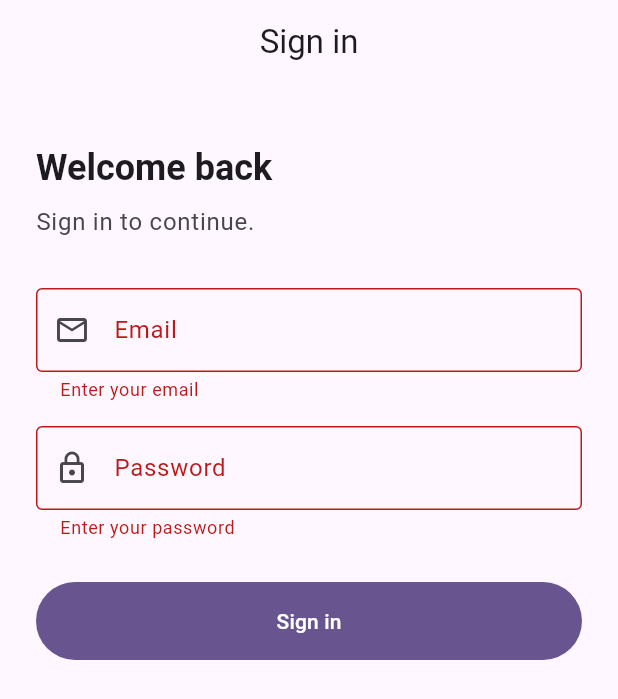
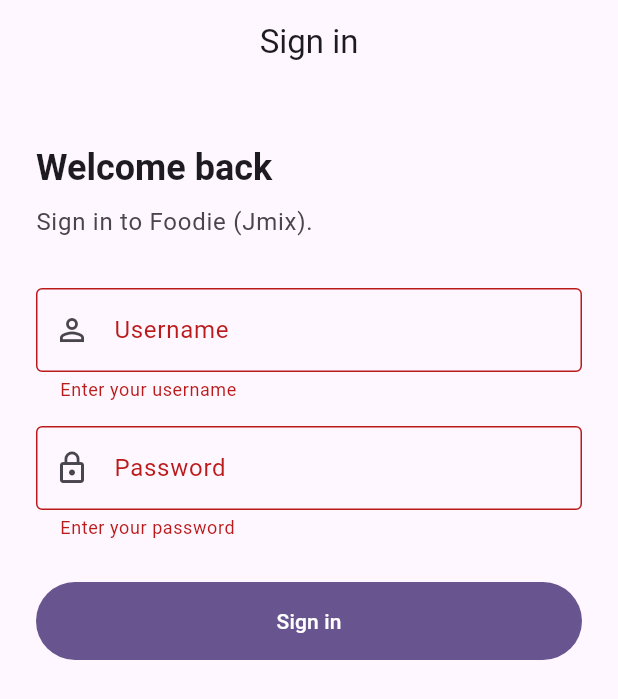
Before and after one commit to danny270793/JMIXViewer, a Flutter app: the screen it shows after launch, after a tap on "Sign in", on a phone screen of 412 x 824 dp. Shown: the top 699 px of the screen. Run offline on Flutter 3.47's test engine with Material 3 defaults, Android fonts, the phone set to English and light mode, and no system bars; our stand-ins replace dio.

Commit message:
Wire login to Jmix password grant and navigate to home
Made-with: Cursor

```diff
--- a/lib/pages/login_page.dart
+++ b/lib/pages/login_page.dart
@@ -1,6 +1,10 @@
 import 'package:flutter/material.dart';
 
-/// Shown after the splash screen; placeholder auth UI.
+import '../api/jmix/jmix_api_exception.dart';
+import '../auth/foodie_session.dart';
+import 'home_page.dart';
+
+/// Sign-in against the Foodie Jmix backend (OAuth password grant).
 class LoginPage extends StatefulWidget {
   const LoginPage({super.key});
 
@@ -10,20 +14,43 @@ class LoginPage extends StatefulWidget {
 
 class _LoginPageState extends State<LoginPage> {
   final _formKey = GlobalKey<FormState>();
-  final _emailController = TextEditingController();
+  final _usernameController = TextEditingController();
   final _passwordController = TextEditingController();
+
+  bool _submitting = false;
 
   @override
   void dispose() {
-    _emailController.dispose();
+    _usernameController.dispose();
     _passwordController.dispose();
     super.dispose();
   }
 
-  void _onSubmit() {
-    if (_formKey.currentState?.validate() ?? false) {
-      // Wire up sign-in when auth is implemented.
-      FocusScope.of(context).unfocus();
+  Future<void> _onSubmit() async {
+    if (!(_formKey.currentState?.validate() ?? false)) return;
+    FocusScope.of(context).unfocus();
+    setState(() => _submitting = true);
+    try {
+      await FoodieSession.instance.signInWithPassword(
+        username: _usernameController.text.trim(),
+        password: _passwordController.text,
+      );
+      if (!mounted) return;
+      await Navigator.of(context).pushReplacement(
+        MaterialPageRoute<void>(builder: (_) => const HomePage()),
+      );
+    } on JmixApiException catch (e) {
+      if (!mounted) return;
+      ScaffoldMessenger.of(context).showSnackBar(
+        SnackBar(content: Text(e.message)),
+      );
+    } catch (e) {
+      if (!mounted) return;
+      ScaffoldMessenger.of(context).showSnackBar(
+        SnackBar(content: Text('Sign-in failed: $e')),
+      );
+    } finally {
+      if (mounted) setState(() => _submitting = false);
     }
   }
 
@@ -54,26 +81,25 @@ class _LoginPageState extends State<LoginPage> {
                 ),
                 const SizedBox(height: 8),
                 Text(
-                  'Sign in to continue.',
+                  'Sign in to Foodie (Jmix).',
                   style: theme.textTheme.bodyLarge?.copyWith(
                     color: colorScheme.onSurfaceVariant,
                   ),
                 ),
                 const SizedBox(height: 32),
                 TextFormField(
-                  controller: _emailController,
-                  keyboardType: TextInputType.emailAddress,
+                  controller: _usernameController,
+                  keyboardType: TextInputType.text,
                   textInputAction: TextInputAction.next,
-                  autofillHints: const [AutofillHints.email],
+                  autofillHints: const [AutofillHints.username],
                   decoration: const InputDecoration(
-                    labelText: 'Email',
+                    labelText: 'Username',
                     border: OutlineInputBorder(),
-                    prefixIcon: Icon(Icons.mail_outline),
+                    prefixIcon: Icon(Icons.person_outline),
                   ),
                   validator: (value) {
                     final v = value?.trim() ?? '';
-                    if (v.isEmpty) return 'Enter your email';
-                    if (!v.contains('@')) return 'Enter a valid email';
+                    if (v.isEmpty) return 'Enter your username';
                     return null;
                   },
                 ),
@@ -96,11 +122,17 @@ class _LoginPageState extends State<LoginPage> {
                 ),
                 const SizedBox(height: 28),
                 FilledButton(
-                  onPressed: _onSubmit,
+                  onPressed: _submitting ? null : _onSubmit,
                   style: FilledButton.styleFrom(
                     padding: const EdgeInsets.symmetric(vertical: 16),
                   ),
-                  child: const Text('Sign in'),
+                  child: _submitting
+                      ? const SizedBox(
+                          height: 22,
+                          width: 22,
+                          child: CircularProgressIndicator(strokeWidth: 2),
+                        )
+                      : const Text('Sign in'),
                 ),
               ],
             ),
```
